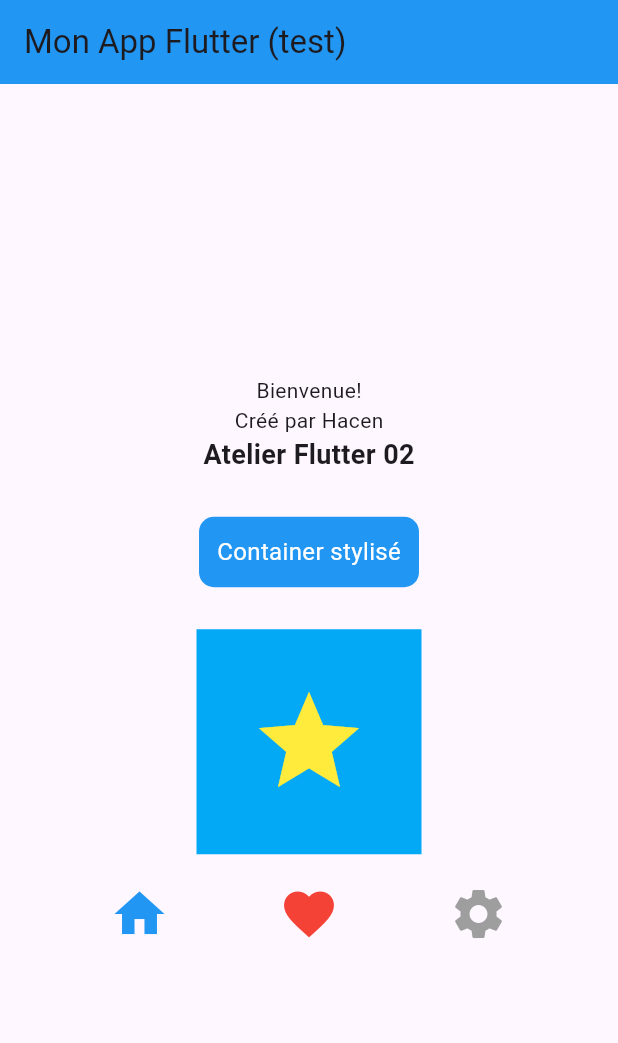
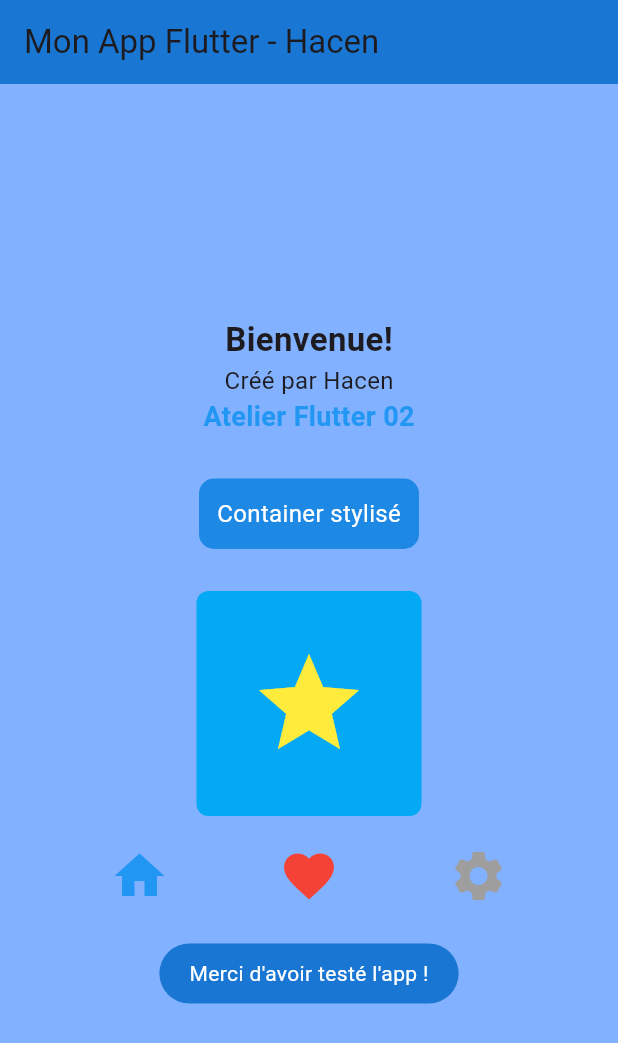
Before and after one commit to hacen19/Flutter_atelier02, a Flutter app: the screen it shows after launch, on a phone screen of 412 x 824 dp. Shown: the top 1043 px of the screen. Run offline on Flutter 3.47's test engine with Material 3 defaults, Android fonts, the phone set to English and light mode, and no system bars.

Commit message:
Finalisation: amélioration du style et ajout message final

```diff
--- a/lib/main.dart
+++ b/lib/main.dart
@@ -9,27 +9,40 @@ class MonApp extends StatelessWidget {
 
   @override
   Widget build(BuildContext context) {
-    var titre = "Mon App Flutter (test)";
+    var titre = "Mon App Flutter - Hacen";
 
     return MaterialApp(
+      theme: ThemeData(
+        scaffoldBackgroundColor: Colors.blueAccent.shade100,
+        appBarTheme: AppBarTheme(backgroundColor: Colors.blue.shade700),
+      ),
       home: Scaffold(
-        appBar: AppBar(title: Text(titre), backgroundColor: Colors.blue),
+        appBar: AppBar(title: Text(titre)),
         body: Center(
           child: Column(
             mainAxisAlignment: MainAxisAlignment.center,
             children: [
-              const Text("Bienvenue!"),
-              const Text("Créé par Hacen"),
+              const Text(
+                "Bienvenue!",
+                style: TextStyle(fontSize: 22, fontWeight: FontWeight.bold),
+              ),
+              const Text("Créé par Hacen", style: TextStyle(fontSize: 16)),
               const Text(
                 "Atelier Flutter 02",
-                style: TextStyle(fontSize: 18, fontWeight: FontWeight.bold),
+                style: TextStyle(
+                  fontSize: 18,
+                  fontWeight: FontWeight.bold,
+                  color: Colors.blue,
+                ),
               ),
+
               const SizedBox(height: 20),
+
               Container(
                 padding: const EdgeInsets.all(12),
                 margin: const EdgeInsets.all(8),
                 decoration: BoxDecoration(
-                  color: Colors.blue,
+                  color: Colors.blue.shade600,
                   borderRadius: BorderRadius.circular(10),
                 ),
                 child: const Text(
@@ -37,15 +50,26 @@ class MonApp extends StatelessWidget {
                   style: TextStyle(color: Colors.white, fontSize: 16),
                 ),
               ),
+
               const SizedBox(height: 20),
+
               Stack(
                 alignment: Alignment.center,
                 children: [
-                  Container(width: 150, height: 150, color: Colors.lightBlue),
+                  Container(
+                    width: 150,
+                    height: 150,
+                    decoration: BoxDecoration(
+                      color: Colors.lightBlue,
+                      borderRadius: BorderRadius.circular(8),
+                    ),
+                  ),
                   const Icon(Icons.star, size: 80, color: Colors.yellow),
                 ],
               ),
+
               const SizedBox(height: 20),
+
               Row(
                 mainAxisAlignment: MainAxisAlignment.spaceEvenly,
                 children: const [
@@ -54,6 +78,23 @@ class MonApp extends StatelessWidget {
                   Icon(Icons.settings, color: Colors.grey, size: 40),
                 ],
               ),
+
+              const SizedBox(height: 25),
+
+              Container(
+                padding: const EdgeInsets.symmetric(
+                  horizontal: 20,
+                  vertical: 10,
+                ),
+                decoration: BoxDecoration(
+                  color: Colors.blue.shade700,
+                  borderRadius: BorderRadius.circular(20),
+                ),
+                child: const Text(
+                  "Merci d'avoir testé l'app !",
+                  style: TextStyle(color: Colors.white),
+                ),
+              ),
             ],
           ),
         ),
```
